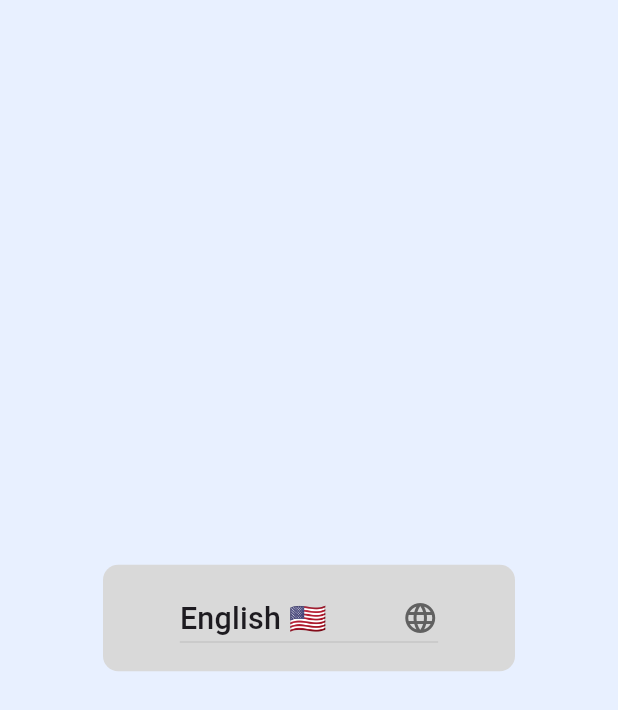
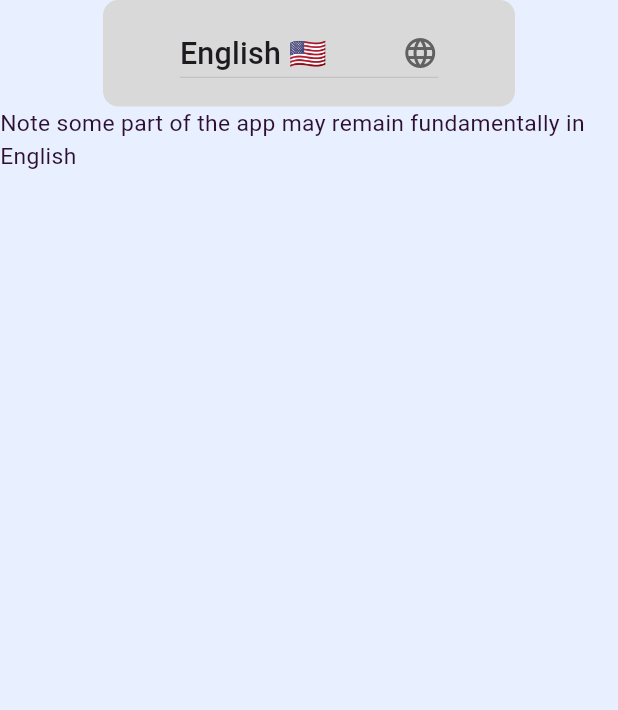
Before and after one commit to xerdin442/imago-health, a Flutter app: the screen it shows after launch, on a phone screen of 412 x 824 dp. Shown: the top 710 px of the screen. Run offline on Flutter 3.47's test engine with Material 3 defaults, Android fonts, the phone set to English and light mode, and no system bars; our stand-ins replace animated_text_kit, dio, flutter_screenutil, image_picker, shared_preferences; generated files the repository leaves out were written again; project files that could hold a hidden picture were left out.

Commit message:
last one

```diff
--- a/UI/lib/views/splash/select_language_screen.dart
+++ b/UI/lib/views/splash/select_language_screen.dart
@@ -10,7 +10,9 @@ class LanguageSwitcher extends StatelessWidget {
   @override
   Widget build(BuildContext context) {
     return Scaffold(
-      body: Center(
+      body: Column(
+        children: [
+          Center(
             child: Container(
               decoration: BoxDecoration(
                   color: appColorLightGrey,
@@ -28,7 +30,8 @@ class LanguageSwitcher extends StatelessWidget {
                       Navigator.pushNamed(context, 'carousel');
                     }
                   },
-              items: L10n.all.map<DropdownMenuItem<Locale>>((Locale locale) {
+                  items:
+                      L10n.all.map<DropdownMenuItem<Locale>>((Locale locale) {
                     return DropdownMenuItem<Locale>(
                       value: locale,
                       child: Text(
@@ -41,6 +44,12 @@ class LanguageSwitcher extends StatelessWidget {
               ),
             ),
           ),
+          Text(
+            "Note some part of the app may remain fundamentally in English",
+            style: TextStyle(color: appColorDarkPurple, fontSize: 15.sp),
+          )
+        ],
+      ),
     );
   }
 }
```
Lines whose indentation alone changed are shown as unchanged.
